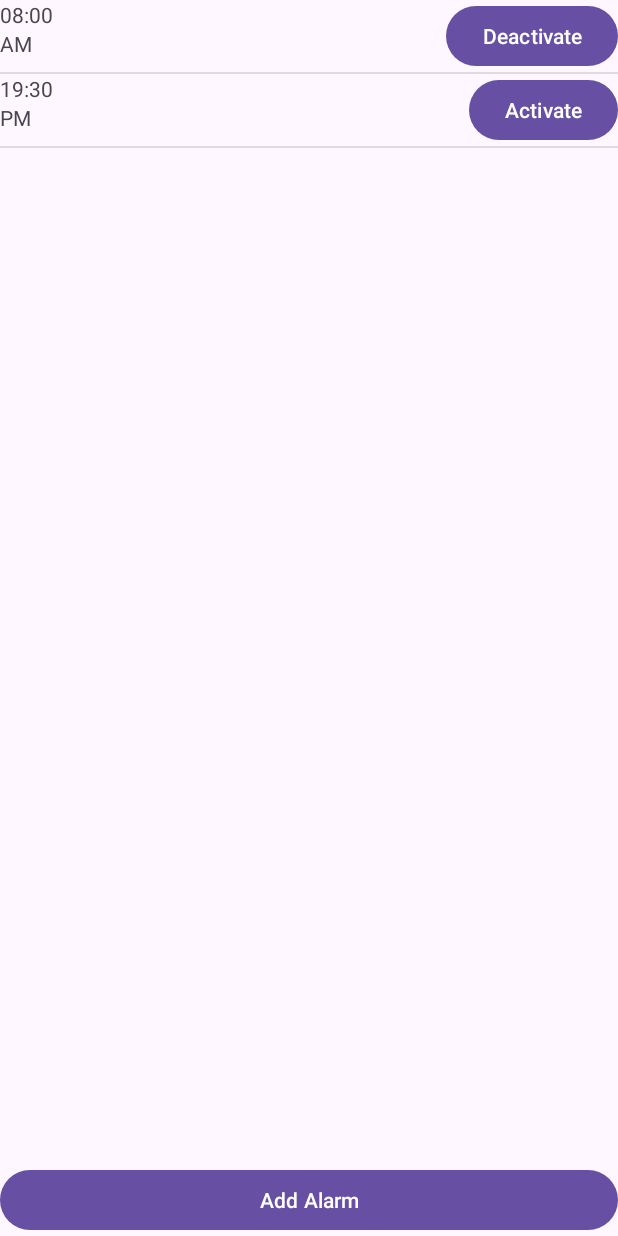
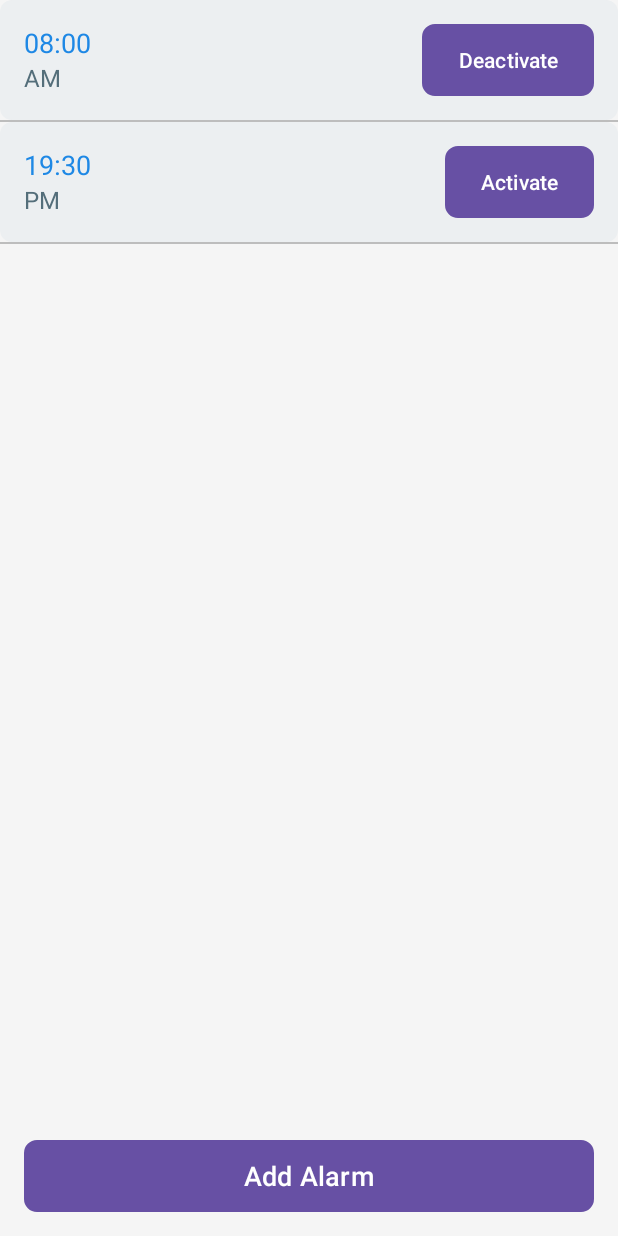
Before and after one commit to Jamel-miraoui/Alarm-App, an Android app: the screen it shows after launch (MainActivity), on a phone screen of 412 x 824 dp. Run offline under Robolectric (Android 15) with nearby library versions, the phone set to English and light mode, and no system bars.

Commit message:
this is all the styling that is needed for the app all done looks beauty

```diff
--- a/app/src/main/java/com/example/alarm/MainActivity2.java
+++ b/app/src/main/java/com/example/alarm/MainActivity2.java
@@ -20,7 +20,7 @@ public class MainActivity2 extends AppCompatActivity {
         super.onCreate(savedInstanceState);
         setContentView(R.layout.alrmedit);
         Button save = (Button)findViewById(R.id.saveButton);
-        Button cansel = (Button)findViewById(R.id.canselButton);
+        Button cansel = (Button)findViewById(R.id.cancelButton);
         save.setOnClickListener(new View.OnClickListener() {
             @Override
             public void onClick(View v) {
--- /dev/null
+++ b/app/src/main/res/drawable/rounded_background.xml
@@ -0,0 +1,5 @@
+<!-- rounded_background.xml -->
+<shape xmlns:android="http://schemas.android.com/apk/res/android">
+    <corners android:radius="8dp" />
+    <solid android:color="#ECEFF1" /> <!-- Use your preferred background color -->
+</shape>
--- /dev/null
+++ b/app/src/main/res/drawable/rounded_button.xml
@@ -0,0 +1,6 @@
+<!-- rounded_button.xml -->
+<shape xmlns:android="http://schemas.android.com/apk/res/android">
+    <corners android:radius="8dp" />
+    <solid android:color="#1E88E5" /> <!-- Use your preferred button color -->
+    <stroke android:color="#1E88E5" android:width="1dp" /> <!-- Optional: Add a border around the button -->
+</shape>
--- a/app/src/main/res/layout/alarm_item_layout.xml
+++ b/app/src/main/res/layout/alarm_item_layout.xml
@@ -1,13 +1,10 @@
 <?xml version="1.0" encoding="utf-8"?>
 <LinearLayout xmlns:android="http://schemas.android.com/apk/res/android"
     android:layout_width="match_parent"
-    android:layout_height="match_parent">
-    <!-- alarm_item_layout.xml -->
-    <LinearLayout
-        xmlns:android="http://schemas.android.com/apk/res/android"
-        android:layout_width="match_parent"
     android:layout_height="wrap_content"
-        android:orientation="horizontal">
+    android:orientation="horizontal"
+    android:padding="16dp"
+    android:background="@drawable/rounded_background">
 
     <!-- Alarm Time and Days Details -->
     <LinearLayout
@@ -20,19 +17,28 @@
             android:id="@+id/alarmTimeTextView"
             android:layout_width="wrap_content"
             android:layout_height="wrap_content"
-                android:text="Alarm Time"/>
+            android:text="Alarm Time"
+            android:textSize="18sp"
+            android:textColor="#1E88E5"/>
 
         <TextView
             android:id="@+id/alarmDaysTextView"
             android:layout_width="wrap_content"
             android:layout_height="wrap_content"
-                android:text="AM/PM"/>
+            android:text="AM/PM"
+            android:textSize="16sp"
+            android:textColor="#546E7A"/>
     </LinearLayout>
+
     <!-- Activate/Deactivate Button -->
     <Button
         android:id="@+id/activateButton"
         android:layout_width="wrap_content"
         android:layout_height="wrap_content"
-            android:text="Activate/Deactivate"/>
+        android:text="Activate/Deactivate"
+        android:textSize="14sp"
+        android:textColor="#FFFFFF"
+        android:background="@drawable/rounded_button"/>
+
+
 </LinearLayout>
-</LinearLayout>
--- a/app/src/main/res/layout/alarmlist.xml
+++ b/app/src/main/res/layout/alarmlist.xml
@@ -1,28 +1,27 @@
-<?xml version="1.0" encoding="utf-8"?>
-<LinearLayout xmlns:android="http://schemas.android.com/apk/res/android"
+<!-- main_layout.xml -->
+<LinearLayout
+    xmlns:android="http://schemas.android.com/apk/res/android"
     android:layout_width="match_parent"
     android:layout_height="match_parent"
-    android:orientation="horizontal">
-
-    <!-- main_layout.xml -->
-    <LinearLayout
-        android:layout_width="match_parent"
-        android:layout_height="match_parent"
-        android:orientation="vertical">
-
-        <!-- Alarm List -->
+    android:orientation="vertical"
+    android:background="@color/lightGray">
     <ListView
         android:id="@+id/alarmListView"
         android:layout_width="match_parent"
         android:layout_height="0dp"
-            android:layout_weight="1">
+        android:layout_weight="1"
+        android:divider="@color/dividerColor"
+        android:dividerHeight="1dp">
 </ListView>
 
     <!-- Add Alarm Button -->
 <Button
     android:id="@+id/addAlarmButton"
+    android:text="Add Alarm"
     android:layout_width="match_parent"
     android:layout_height="wrap_content"
-            android:text="Add Alarm"/>
+    android:textColor="#FFFFFF"
+    android:background="@drawable/rounded_button"
+    android:textSize="18sp"
+    android:layout_margin="16dp"/>
 </LinearLayout>
-</LinearLayout>
--- a/app/src/main/res/values/colors.xml
+++ b/app/src/main/res/values/colors.xml
@@ -2,4 +2,6 @@
 <resources>
     <color name="black">#FF000000</color>
     <color name="white">#FFFFFFFF</color>
+    <color name="dividerColor">#BDBDBD</color>
+    <color name="lightGray">#F5F5F5</color>
 </resources>
```
Also changed, not shown: app/src/main/res/layout/alrmedit.xml (+21 -8 lines). Lines whose indentation alone changed are shown as unchanged.
